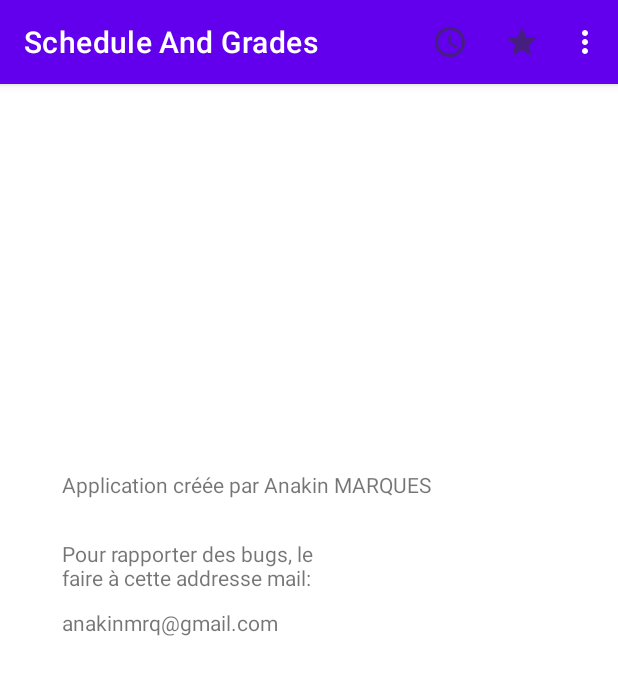
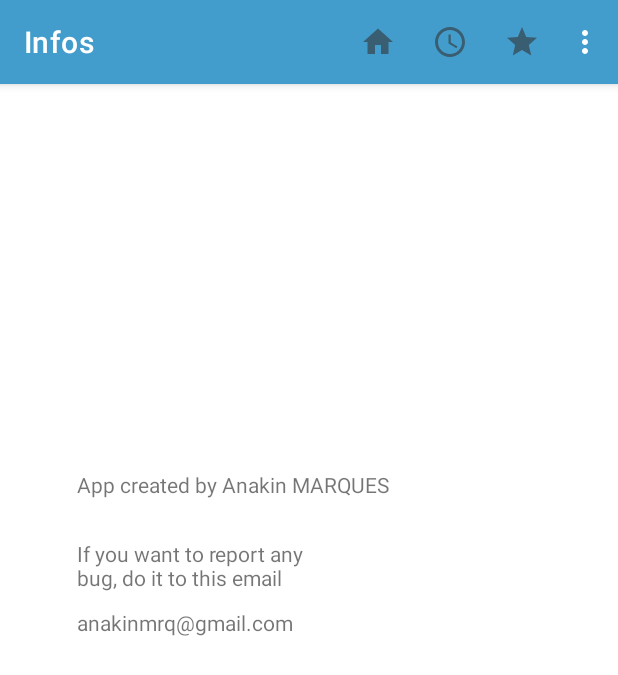
Before and after one commit to Laakiin/ScheduleAndGrades, an Android app: the Grades screen opened directly, with no data from a screen before it, in the options menu, after a tap on "Infos", on a phone screen of 412 x 824 dp. Shown: the top 675 px of the screen. Run offline under Robolectric (Android 15) with nearby library versions, the phone set to English and light mode, and no system bars.

Commit message:
Home Layout Start

```diff
--- a/app/src/main/java/com/anakinmrq/scheduleandgradesiutb/Grades.java
+++ b/app/src/main/java/com/anakinmrq/scheduleandgradesiutb/Grades.java
@@ -1,5 +1,8 @@
 package com.anakinmrq.scheduleandgradesiutb;
 
+import static com.anakinmrq.scheduleandgradesiutb.Settings.CloseApp;
+
+import android.app.Activity;
 import android.content.Intent;
 import android.os.Bundle;
 import android.util.Log;
@@ -33,16 +36,22 @@ public class Grades extends AppCompatActivity {
             case R.id.menu_schedule:
                 Intent scheduleIntent = new Intent(this, Schedule.class);
                 Grades.this.startActivity(scheduleIntent);
+                CloseApp();
                 return true;
             case R.id.menu_grades:
                 return true;
             case R.id.menu_settings:
                 Intent settingsIntent = new Intent(this, Settings.class);
                 Grades.this.startActivity(settingsIntent);
+                CloseApp();
                 return true;
             case R.id.menu_infos:
                 Intent infosIntent = new Intent(this, Infos.class);
                 Grades.this.startActivity(infosIntent);
+                CloseApp();
+                return true;
+            case R.id.menu_home:
+                CloseApp();
                 return true;
             default:
                 return super.onOptionsItemSelected(item);
@@ -97,7 +106,9 @@ public class Grades extends AppCompatActivity {
                     myWebView.getSettings().setUserAgentString(newUA);
                     myWebView.getSettings().setBuiltInZoomControls(true);
                     myWebView.getSettings().setSupportZoom(true);
+                    myWebView.getSettings().setDisplayZoomControls(false);
                     myWebView.getSettings().setJavaScriptEnabled(true);
+
                     myWebView.loadUrl("javascript:document.getElementsByTagName('input')[0].value = " + numEtu);
                     myWebView.loadUrl("javascript:document.getElementsByTagName('input')[1].click()");
                 }
@@ -106,5 +117,7 @@ public class Grades extends AppCompatActivity {
         });
 
 
+        activity=this;
     }
+    static public Activity activity;
 }
--- a/app/src/main/java/com/anakinmrq/scheduleandgradesiutb/Infos.java
+++ b/app/src/main/java/com/anakinmrq/scheduleandgradesiutb/Infos.java
@@ -1,5 +1,8 @@
 package com.anakinmrq.scheduleandgradesiutb;
 
+import static com.anakinmrq.scheduleandgradesiutb.Settings.CloseApp;
+
+import android.app.Activity;
 import android.content.Intent;
 import android.os.Bundle;
 import android.view.Menu;
@@ -21,16 +24,22 @@ public class Infos extends AppCompatActivity {
             case R.id.menu_schedule:
                 Intent scheduleIntent = new Intent(this, Schedule.class);
                 Infos.this.startActivity(scheduleIntent);
+                CloseApp();
                 return true;
             case R.id.menu_grades:
                 Intent gradesIntent = new Intent(this, Grades.class);
                 Infos.this.startActivity(gradesIntent);
+                CloseApp();
                 return true;
             case R.id.menu_settings:
                 Intent settingsIntent = new Intent(this, Settings.class);
                 Infos.this.startActivity(settingsIntent);
+                CloseApp();
                 return true;
             case R.id.menu_infos:
+                return true;
+            case R.id.menu_home:
+                CloseApp();
                 return true;
             default:
                 return super.onOptionsItemSelected(item);
@@ -40,5 +49,7 @@ public class Infos extends AppCompatActivity {
         super.onCreate(savedInstanceState);
         setContentView(R.layout.infos);
 
+        activity=this;
     }
+    static public Activity activity;
 }
--- a/app/src/main/java/com/anakinmrq/scheduleandgradesiutb/MainActivity.java
+++ b/app/src/main/java/com/anakinmrq/scheduleandgradesiutb/MainActivity.java
@@ -10,6 +10,7 @@ import android.view.MenuItem;
 import android.widget.ImageView;
 
 public class MainActivity extends AppCompatActivity {
+    /*
     @Override
     public boolean onCreateOptionsMenu(Menu menu) {
         MenuInflater inflater = getMenuInflater();
@@ -36,14 +37,19 @@ public class MainActivity extends AppCompatActivity {
                 Intent infosIntent = new Intent(this, Infos.class);
                 MainActivity.this.startActivity(infosIntent);
                 return true;
+            case R.id.menu_home:
+                return true;
             default:
                 return super.onOptionsItemSelected(item);
         }
     }
 
+     */
+
     @Override
     protected void onCreate(Bundle savedInstanceState) {
         super.onCreate(savedInstanceState);
         setContentView(R.layout.activity_main);
+        getSupportActionBar().hide();
     }
 }
--- /dev/null
+++ b/app/src/main/res/drawable-anydpi/ic_home.xml
@@ -0,0 +1,11 @@
+<vector xmlns:android="http://schemas.android.com/apk/res/android"
+    android:width="24dp"
+    android:height="24dp"
+    android:viewportWidth="24"
+    android:viewportHeight="24"
+    android:tint="#333333"
+    android:alpha="0.6">
+  <path
+      android:fillColor="@android:color/white"
+      android:pathData="M10,20v-6h4v6h5v-8h3L12,3 2,12h3v8z"/>
+</vector>
--- a/app/src/main/res/layout/infos.xml
+++ b/app/src/main/res/layout/infos.xml
@@ -5,7 +5,8 @@
     android:layout_width="match_parent"
     android:layout_height="match_parent"
     tools:layout_editor_absoluteX="0dp"
-    tools:layout_editor_absoluteY="15dp">
+    tools:layout_editor_absoluteY="15dp"
+    tools:context=".Infos">
 
     <TextView
         android:id="@+id/textView3"
--- a/app/src/main/res/layout/settings.xml
+++ b/app/src/main/res/layout/settings.xml
@@ -3,7 +3,8 @@
     xmlns:app="http://schemas.android.com/apk/res-auto"
     xmlns:tools="http://schemas.android.com/tools"
     android:layout_width="match_parent"
-    android:layout_height="match_parent">
+    android:layout_height="match_parent"
+    tools:context=".Settings">
 
     <EditText
         android:id="@+id/URL"
--- a/app/src/main/res/menu/main.xml
+++ b/app/src/main/res/menu/main.xml
@@ -3,23 +3,29 @@
     xmlns:app="http://schemas.android.com/apk/res-auto">
     <item
         android:id="@+id/menu_settings"
-        android:orderInCategory="100"
+        android:orderInCategory="1"
         android:title="@string/settings"
         app:showAsAction="never" />
     <item
         android:id="@+id/menu_infos"
-        android:orderInCategory="100"
+        android:orderInCategory="2"
         android:title="@string/infos"
         app:showAsAction="never" />
     <item
+        android:id="@+id/menu_home"
+        android:title="@string/home"
+        android:orderInCategory="3"
+        app:showAsAction="always"
+        android:icon="@drawable/ic_home"/>
+    <item
         android:id="@+id/menu_schedule"
-        android:orderInCategory="100"
+        android:orderInCategory="4"
         android:title="@string/schedule"
         android:icon="@drawable/ic_schedule"
         app:showAsAction="always" />
     <item
         android:id="@+id/menu_grades"
-        android:orderInCategory="100"
+        android:orderInCategory="5"
         android:title="@string/grades"
         android:icon="@drawable/ic_grades"
         app:showAsAction="always" />
--- a/app/src/main/res/values/strings.xml
+++ b/app/src/main/res/values/strings.xml
@@ -8,8 +8,10 @@
     <string name="schedule">Schedule</string>
     <string name="settings">Settings</string>
     <string name="infos">Infos</string>
-    <string name="infos_string1">Application créée par Anakin MARQUES</string>
-    <string name="infos_string2">Pour rapporter des bugs, le faire à cette addresse mail: </string>
-    <string name="infos_string3">anakinmrq@gmail.com</string>
+    <string name="infos_string1">App created by Anakin MARQUES</string>
+    <string name="infos_string3" translatable="false">anakinmrq@gmail.com</string>
+    <string name="infos_string2">If you want to report any bug, do it to this email address:</string>
+    <string name="iutb_link" translatable="false">www.iutbeziers.fr</string>
+    <string name="home">Home</string>
 
 </resources>
--- a/app/src/main/res/values/themes.xml
+++ b/app/src/main/res/values/themes.xml
@@ -2,8 +2,8 @@
     <!-- Base application theme. -->
     <style name="Theme.ScheduleAndGrades" parent="Theme.MaterialComponents.DayNight.DarkActionBar">
         <!-- Primary brand color. -->
-        <item name="colorPrimary">@color/purple_500</item>
-        <item name="colorPrimaryVariant">@color/purple_700</item>
+        <item name="colorPrimary">#439DCC</item>
+        <item name="colorPrimaryVariant">#317193</item>
         <item name="colorOnPrimary">@color/white</item>
         <!-- Secondary brand color. -->
         <item name="colorSecondary">@color/teal_200</item>
```
Also changed, not shown: app/src/main/AndroidManifest.xml (+5 -5 lines), app/src/main/java/com/anakinmrq/scheduleandgradesiutb/Schedule.java (+12 -2 lines), app/src/main/java/com/anakinmrq/scheduleandgradesiutb/Settings.java (+17 -3 lines), app/src/main/res/layout/activity_main.xml (+22 -7 lines), app/src/main/res/layout/grades.xml (+9 -5 lines), app/src/main/res/layout/schedule.xml (+9 -5 lines), app/src/main/res/drawable-hdpi/ic_home.png (added), app/src/main/res/drawable-mdpi/ic_home.png (added), app/src/main/res/drawable-xhdpi/ic_home.png (added), app/src/main/res/drawable-xxhdpi/ic_home.png (added), app/src/main/res/drawable/logo_iutbeziers_couleur_1280x640.png (added), 1 other file.
